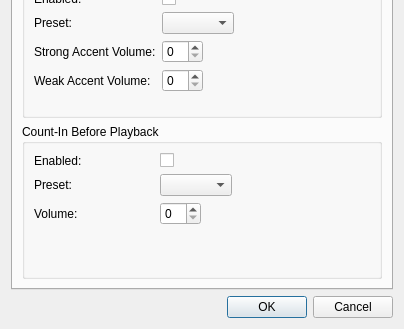
Old version of the form source/dialogs/preferencesdialog.ui in the repository powertab/powertabeditor; both pictures show x 0 to 404 and y 245 to 574 of the 404 by 574 pixel window.
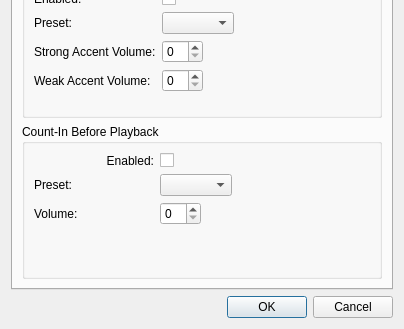
New version of the form. Custom widgets are drawn as their Qt base class.

Commit message:
Add a button to toggle the count-in before playback
The icon isn't great currently, and just uses an arrow icon for a "count down". A proper icon would be good to have.

Also fixed poor alignment of the count-in option in the preferences dialog.

Fixes: #358

Patch:
```diff
--- a/source/dialogs/preferencesdialog.ui
+++ b/source/dialogs/preferencesdialog.ui
@@ -179,6 +179,9 @@
               <property name="text">
                <string>Enabled:</string>
               </property>
+              <property name="alignment">
+               <set>Qt::AlignRight|Qt::AlignTrailing|Qt::AlignVCenter</set>
+              </property>
              </widget>
             </item>
             <item row="0" column="1">
```
The commit also changes 6 other files.
